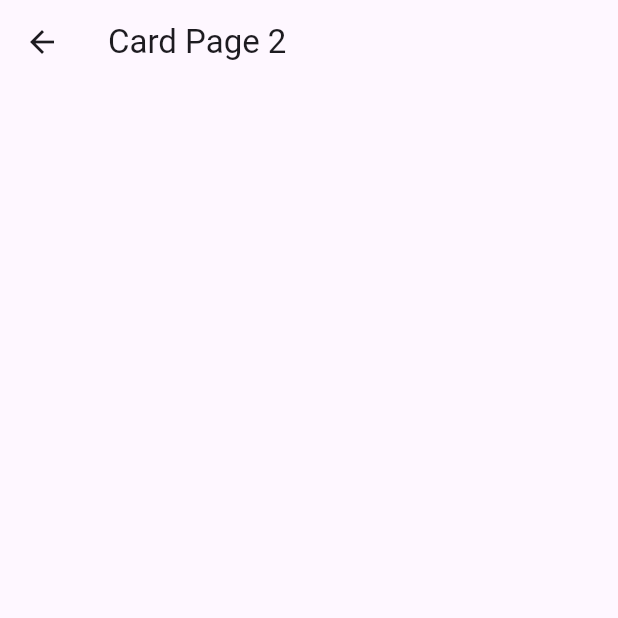
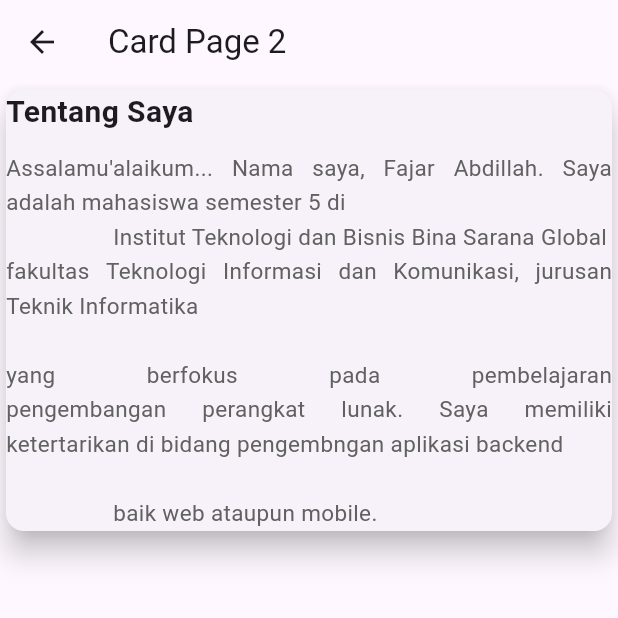
Before and after one commit to AbdillahFajar/belajar_card_flutter, a Flutter app: the CardPage2 screen opened directly, on a phone screen of 412 x 824 dp, the top half of it. Run offline on Flutter 3.47's test engine with Material 3 defaults, Android fonts, the phone set to English and light mode, and no system bars.

Commit message:
bikin persiapan konten atau isi untuk card-nya

```diff
--- a/lib/pages/card_page_2.dart
+++ b/lib/pages/card_page_2.dart
@@ -6,8 +6,42 @@ class CardPage2 extends StatelessWidget {
   @override
   Widget build(BuildContext context) {
     return Scaffold(
-      appBar: AppBar(title: const Text("Card Page 2"), actions: const []),
-      body: SingleChildScrollView(child: Center(child: Card(elevation: 8))),
+      appBar: AppBar(
+        title: const Text("Card Page 2"),
+        actions: const [],
+      ),
+      body: SingleChildScrollView(
+        child: Center(
+          child: Card(
+            elevation: 8,
+            child: Column(
+              crossAxisAlignment: CrossAxisAlignment.start,
+              children: [
+                const Text(
+                  'Tentang Saya',
+                  style: TextStyle(
+                    fontSize: 20,
+                    fontWeight: FontWeight.bold,
+                  ),
+                ),
+                const SizedBox(height: 12),
+                Text(
+                  '''Assalamu\'alaikum... Nama saya, Fajar Abdillah. Saya adalah mahasiswa semester 5 di
+                  Institut Teknologi dan Bisnis Bina Sarana Global\n fakultas Teknologi Informasi dan Komunikasi, jurusan Teknik Informatika \n
+                  yang berfokus pada pembelajaran pengembangan perangkat lunak. Saya memiliki ketertarikan di bidang pengembngan aplikasi backend\n
+                  baik web ataupun mobile.  ''' ,
+                  style: TextStyle(
+                    fontSize: 15,
+                    color: Colors.grey[700],
+                    height: 1.5,
+                  ),
+                  textAlign: TextAlign.justify,
+                )
+              ],
+            )
+          )
+        )
+      ),
     );
   }
 }
```
